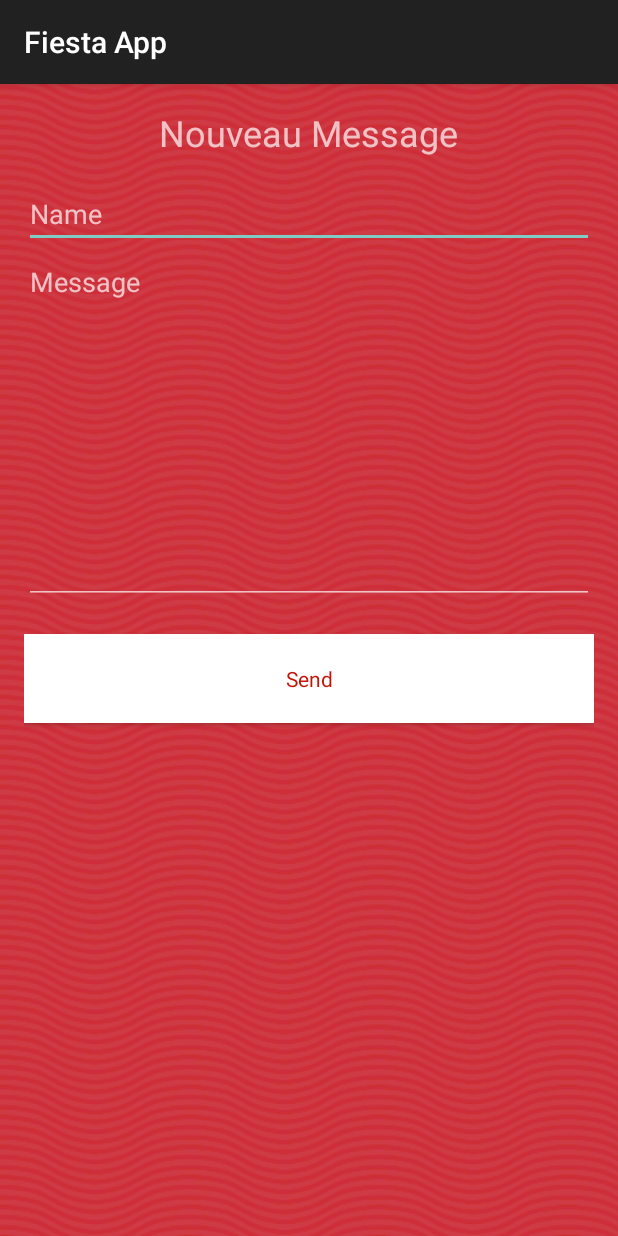
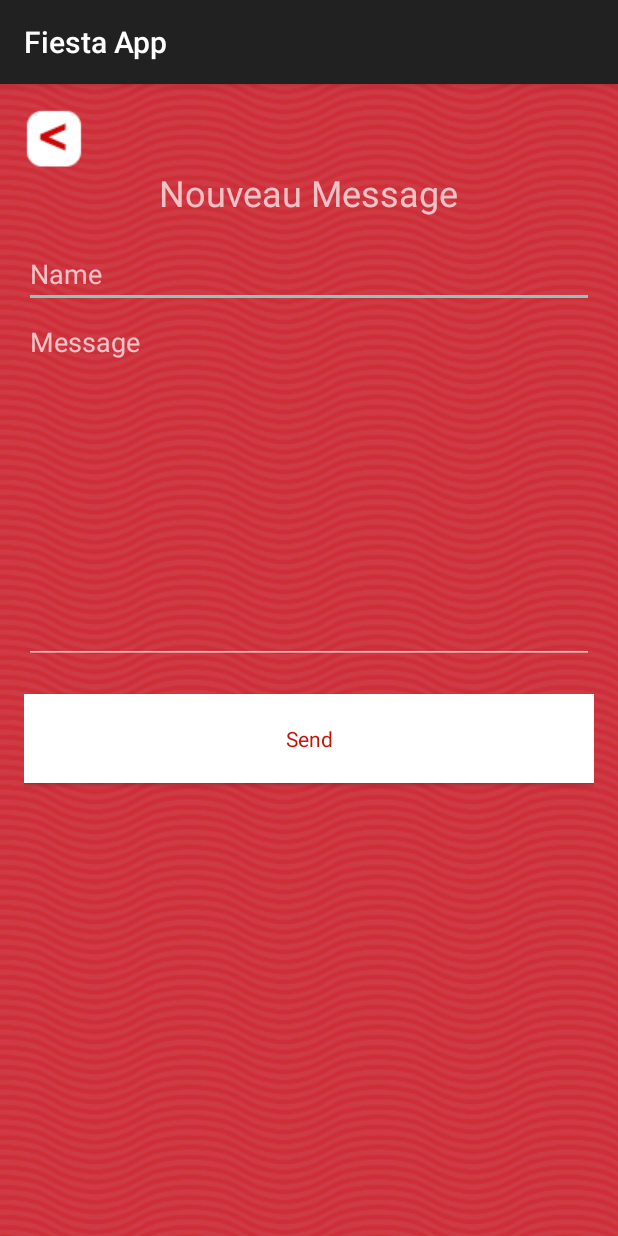
Before and after one commit to benthieu/fiesta, an Android app: the CommunicationActivity screen opened directly, with no data from a screen before it, on a phone screen of 412 x 824 dp. Run offline under Robolectric (Android 15) with nearby library versions, the phone set to English and light mode, and no system bars; libraries missing offline, so code that uses them is left out: fiesta.hevs.ch.

Commit message:
BackButton et gestion état communication

```diff
--- a/app/src/main/java/fiesta/hevs/ch/myapplication/CommunicationActivity.java
+++ b/app/src/main/java/fiesta/hevs/ch/myapplication/CommunicationActivity.java
@@ -9,6 +9,7 @@ import android.util.Log;
 import android.view.View;
 import android.widget.Button;
 import android.widget.EditText;
+import android.widget.ImageButton;
 
 import java.util.List;
 
@@ -22,12 +23,22 @@ public class CommunicationActivity extends AppCompatActivity implements Conversa
     private String device_id_from;
     private String device_id_to;
     private Long festival_transport_id;
+    private ImageButton backButton;
+
     @Override
     protected void onCreate(Bundle savedInstanceState) {
         super.onCreate(savedInstanceState);
         setContentView(R.layout.activity_communication);
 
         Intent myIntent = getIntent(); // gets the previously created intent
+
+        backButton = (ImageButton) findViewById(R.id.backButton);
+        backButton.setOnClickListener(new View.OnClickListener() {
+            @Override
+            public void onClick(View v) {
+                finish();
+            }
+        });
 
         communication_name = (EditText) findViewById(R.id.communication_name);
         communication_message = (EditText) findViewById(R.id.communication_message);
@@ -71,7 +82,6 @@ public class CommunicationActivity extends AppCompatActivity implements Conversa
     @Override
     public void onDestroy() {
         super.onDestroy();
-        mDialog.dismiss();
     }
 
     @Override
--- a/app/src/main/res/layout/activity_communication.xml
+++ b/app/src/main/res/layout/activity_communication.xml
@@ -9,12 +9,18 @@
     android:paddingRight="@dimen/activity_horizontal_margin"
     android:paddingTop="@dimen/activity_vertical_margin"
     tools:context=".ConversationListActivity">
+    <ImageButton
+        android:layout_width="wrap_content"
+        android:layout_height="wrap_content"
+        android:background="@null"
+        android:src="@mipmap/back_button"
+        android:id="@+id/backButton" />
     <TextView
         android:layout_width="wrap_content"
         android:layout_height="wrap_content"
         android:id="@+id/titleView"
         android:text="Nouveau Message"
-        android:layout_alignParentTop="true"
+        android:layout_below="@+id/backButton"
         android:paddingBottom="15dp"
         android:textSize="24dp"
         android:layout_centerHorizontal="true" />
--- a/app/src/main/res/layout/activity_festival.xml
+++ b/app/src/main/res/layout/activity_festival.xml
@@ -42,7 +42,7 @@
     <Button
         android:layout_width="match_parent"
         android:layout_height="wrap_content"
-        android:text="Communication"
+        android:text="Communications"
         android:id="@+id/communicationButton"
         android:layout_below="@+id/listView"
         android:background="@color/mainListFont"
```
Also changed, not shown: app/src/main/java/fiesta/hevs/ch/myapplication/CommunicationListActivity.java (+9 -0 lines), app/src/main/java/fiesta/hevs/ch/myapplication/ConversationListActivity.java (+8 -0 lines), app/src/main/res/layout/activity_communication_list.xml (+7 -1 lines), app/src/main/res/layout/activity_conversation_list.xml (+8 -1 lines).
